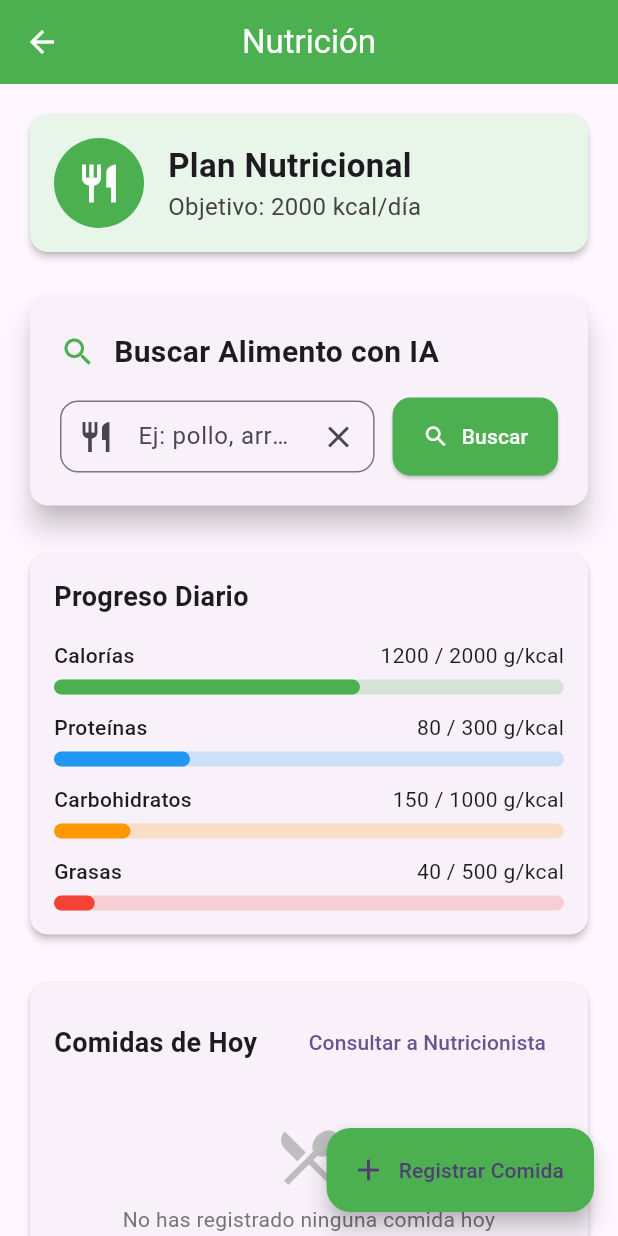
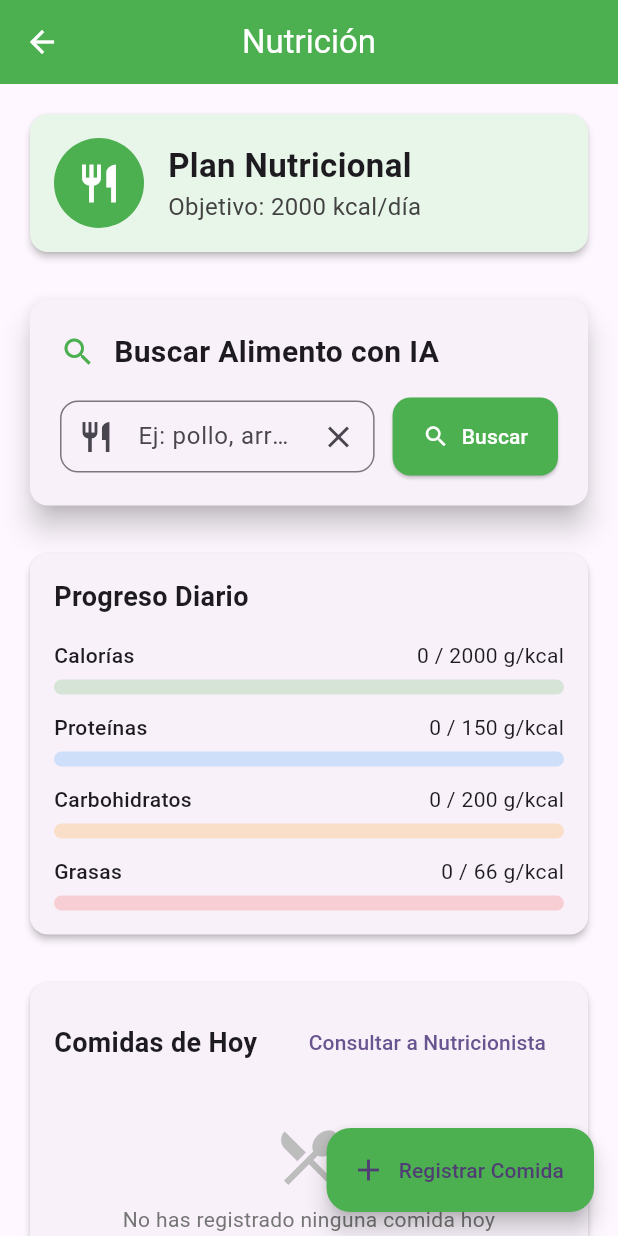
Before and after one commit to Raulmldev/fitcontrol, a Flutter app: the NutritionScreen screen opened directly with empty values, on a phone screen of 412 x 824 dp. Run offline on Flutter 3.47's test engine with Material 3 defaults, Android fonts, the phone set to English and light mode, and no system bars; our stand-ins replace dio, image_picker, sqflite_common_ffi; accounts and stored records are empty; project files that could hold a hidden picture were left out.

Commit message:
feat: Dynamic nutrition tracking and meal management
- Make Daily Progress bars dynamic based on registered meals.
- Calculate macro targets (30/40/30) based on user calorie goal.
- Add functionality to delete registered meals from the log.
- Improve UX with confirmation dialogs and success/info snacks.

Co-authored-by: Raulmldev <171992692+Raulmldev@users.noreply.github.com>

```diff
--- a/lib/View/nutrition_screen.dart
+++ b/lib/View/nutrition_screen.dart
@@ -128,6 +128,19 @@ class _NutritionScreenState extends State<NutritionScreen> {
     // Responsive layout helper
     final isWide = MediaQuery.of(context).size.width > 600;
 
+    // Calcular totales del día
+    double totalCalories = 0;
+    double totalProtein = 0;
+    double totalCarbs = 0;
+    double totalFat = 0;
+
+    for (final meal in _todayMeals) {
+      totalCalories += meal.totalCalories;
+      totalProtein += meal.totalProtein;
+      totalCarbs += meal.totalCarbs;
+      totalFat += meal.totalFat;
+    }
+
     return Scaffold(
       appBar: AppBar(
         title: const Text('Nutrición'),
@@ -147,9 +160,9 @@ class _NutritionScreenState extends State<NutritionScreen> {
             const SizedBox(height: 24),
 
             if (isWide)
-              _buildWideLayout(context)
+      _buildWideLayout(context, totalCalories, totalProtein, totalCarbs, totalFat)
             else
-              _buildMobileLayout(context),
+      _buildMobileLayout(context, totalCalories, totalProtein, totalCarbs, totalFat),
           ],
         ),
       ),
@@ -529,6 +542,30 @@ class _NutritionScreenState extends State<NutritionScreen> {
     }
   }
 
+  Future<void> _deleteMeal(String mealId) async {
+    try {
+      await DatabaseService().deleteMeal(mealId);
+      if (mounted) {
+        ScaffoldMessenger.of(context).showSnackBar(
+          const SnackBar(
+            content: Text('Comida eliminada'),
+            backgroundColor: Colors.orange,
+          ),
+        );
+        _loadTodayMeals();
+      }
+    } catch (e) {
+      if (mounted) {
+        ScaffoldMessenger.of(context).showSnackBar(
+          SnackBar(
+            content: Text('Error al eliminar: $e'),
+            backgroundColor: Colors.red,
+          ),
+        );
+      }
+    }
+  }
+
   Future<void> _saveMealRegistration() async {
     if (_selectedFood == null) return;
 
@@ -647,28 +684,40 @@ class _NutritionScreenState extends State<NutritionScreen> {
     );
   }
 
-  Widget _buildWideLayout(BuildContext context) {
+  Widget _buildWideLayout(BuildContext context, double totalCalories,
+      double totalProtein, double totalCarbs, double totalFat) {
     return Row(
       crossAxisAlignment: CrossAxisAlignment.start,
       children: [
-        Expanded(child: _buildDailyProgress(context)),
+        Expanded(
+            child: _buildDailyProgress(
+                context, totalCalories, totalProtein, totalCarbs, totalFat)),
         const SizedBox(width: 24),
         Expanded(child: _buildMealList(context)),
       ],
     );
   }
 
-  Widget _buildMobileLayout(BuildContext context) {
+  Widget _buildMobileLayout(BuildContext context, double totalCalories,
+      double totalProtein, double totalCarbs, double totalFat) {
     return Column(
       children: [
-        _buildDailyProgress(context),
+        _buildDailyProgress(
+            context, totalCalories, totalProtein, totalCarbs, totalFat),
         const SizedBox(height: 24),
         _buildMealList(context),
       ],
     );
   }
 
-  Widget _buildDailyProgress(BuildContext context) {
+  Widget _buildDailyProgress(BuildContext context, double totalCalories,
+      double totalProtein, double totalCarbs, double totalFat) {
+    // Estimación de objetivos de macros basada en calorías objetivo (30/40/30)
+    final targetCalories = widget.user.targetCalories.toDouble();
+    final targetProtein = (targetCalories * 0.30) / 4; // 30% protein
+    final targetCarbs = (targetCalories * 0.40) / 4;   // 40% carbs
+    final targetFat = (targetCalories * 0.30) / 9;     // 30% fat
+
     return Card(
       child: Padding(
         padding: const EdgeInsets.all(16),
@@ -682,16 +731,17 @@ class _NutritionScreenState extends State<NutritionScreen> {
             const SizedBox(height: 16),
             _buildMacroBar(
               'Calorías',
-              1200.0,
-              widget.user.targetCalories.toDouble(),
+              totalCalories,
+              targetCalories,
               Colors.green,
             ),
             const SizedBox(height: 12),
-            _buildMacroBar('Proteínas', 80.0, (widget.user.targetCalories * 0.15), Colors.blue),
+            _buildMacroBar('Proteínas', totalProtein, targetProtein, Colors.blue),
             const SizedBox(height: 12),
-            _buildMacroBar('Carbohidratos', 150.0, (widget.user.targetCalories * 0.5), Colors.orange),
+            _buildMacroBar(
+                'Carbohidratos', totalCarbs, targetCarbs, Colors.orange),
             const SizedBox(height: 12),
-            _buildMacroBar('Grasas', 40.0, (widget.user.targetCalories * 0.25), Colors.red),
+            _buildMacroBar('Grasas', totalFat, targetFat, Colors.red),
           ],
         ),
       ),
@@ -747,7 +797,7 @@ class _NutritionScreenState extends State<NutritionScreen> {
       );
     }
 
-    // Calcular totales
+    // Calcular totales para el resumen al final de la lista
     double totalCalories = 0;
     double totalProtein = 0;
     double totalCarbs = 0;
@@ -873,6 +923,7 @@ class _NutritionScreenState extends State<NutritionScreen> {
                       mealTypeNames[type]!,
                       mealName,
                       meal.totalCalories.toInt(),
+                      onDelete: () => _deleteMeal(meal.id),
                     ),
                     const Divider(),
                   ],
@@ -959,6 +1010,7 @@ class _NutritionScreenState extends State<NutritionScreen> {
     String description,
     int calories, {
     bool isPending = false,
+    VoidCallback? onDelete,
   }) {
     return ListTile(
       contentPadding: EdgeInsets.zero,
@@ -968,7 +1020,38 @@ class _NutritionScreenState extends State<NutritionScreen> {
       ),
       title: Text(title, style: const TextStyle(fontWeight: FontWeight.bold)),
       subtitle: Text(description),
-      trailing: Text('$calories kcal'),
+      trailing: Row(
+        mainAxisSize: MainAxisSize.min,
+        children: [
+          Text('$calories kcal'),
+          if (onDelete != null)
+            IconButton(
+              icon: const Icon(Icons.delete_outline, color: Colors.red, size: 20),
+              onPressed: () {
+                showDialog(
+                  context: context,
+                  builder: (context) => AlertDialog(
+                    title: const Text('Eliminar registro'),
+                    content: const Text('¿Estás seguro de que quieres eliminar esta comida?'),
+                    actions: [
+                      TextButton(
+                        onPressed: () => Navigator.pop(context),
+                        child: const Text('Cancelar'),
+                      ),
+                      TextButton(
+                        onPressed: () {
+                          Navigator.pop(context);
+                          onDelete();
+                        },
+                        child: const Text('Eliminar', style: TextStyle(color: Colors.red)),
+                      ),
+                    ],
+                  ),
+                );
+              },
+            ),
+        ],
+      ),
     );
   }
 }
```
